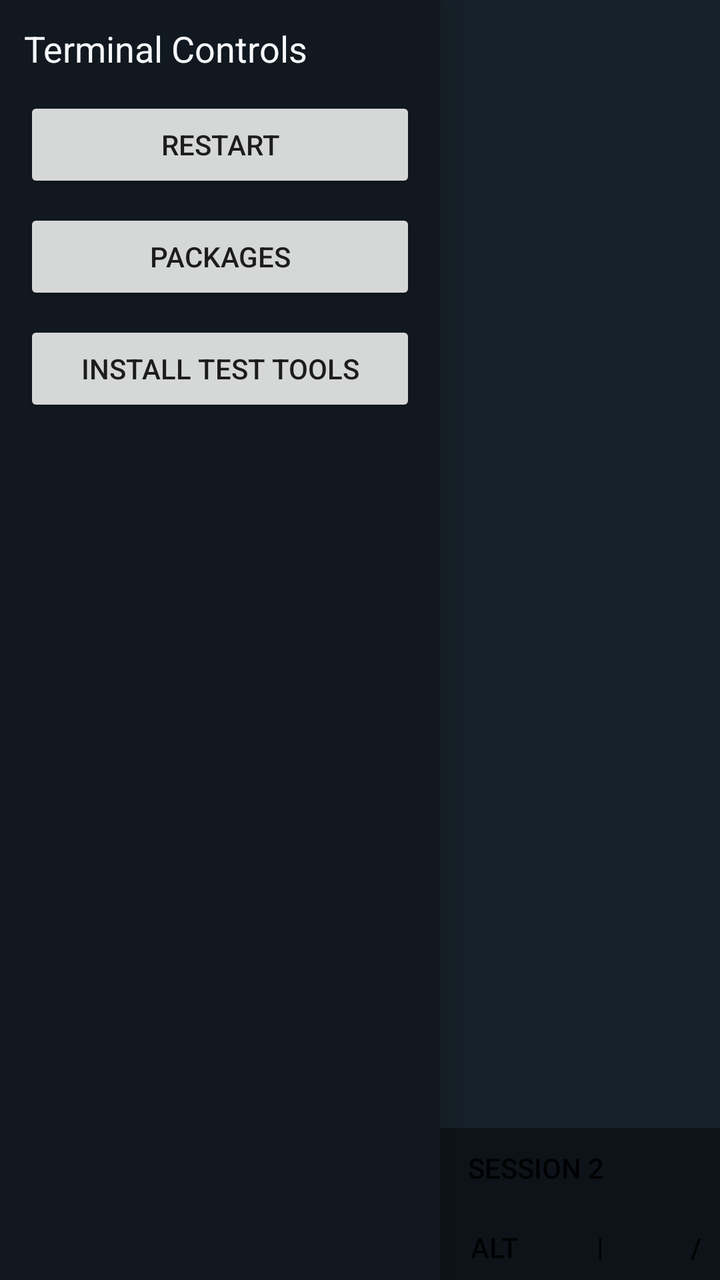
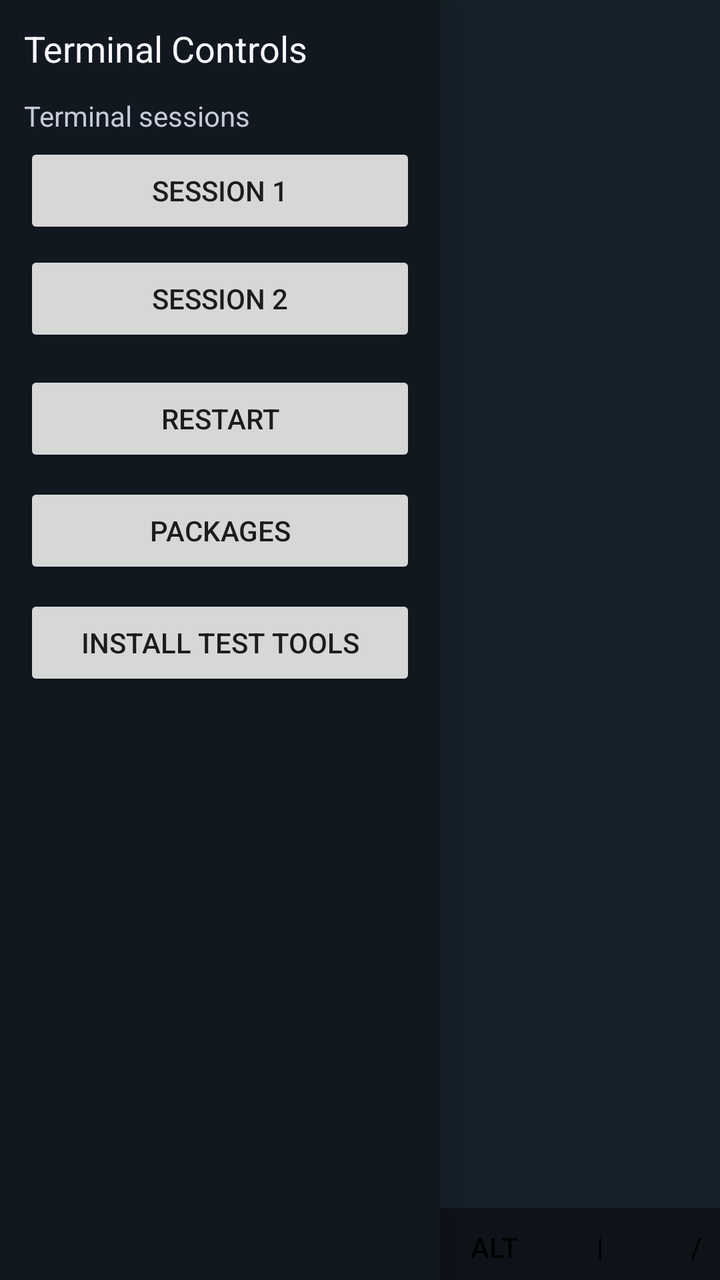

The first picture is an Android layout as it rendered before a commit; the second is the same layout after the commit. The layout source and the unified diff follow.
<!-- AndroidManifest.xml: application theme android:Theme.Material.Light.NoActionBar -->
<!-- res/layout/activity_main.xml -->
<FrameLayout xmlns:android="http://schemas.android.com/apk/res/android"
    android:id="@+id/root_view"
    android:layout_width="match_parent"
    android:layout_height="match_parent"
    android:background="@color/app_shell_root_bg">

    <LinearLayout
        android:id="@+id/product_view"
        android:layout_width="match_parent"
        android:layout_height="match_parent"
        android:orientation="vertical">

        <FrameLayout
            android:id="@+id/product_content_frame"
            android:layout_width="match_parent"
            android:layout_height="0dp"
            android:layout_weight="1">

            <FrameLayout
                android:id="@+id/product_surface_container"
                android:layout_width="match_parent"
                android:layout_height="match_parent"
                android:background="@color/app_shell_surface_bg" />

            <uk.laurencegouws.terminal.scroll.ScrollOverlayView
                android:id="@+id/terminal_scroll_overlay"
                android:layout_width="24dp"
                android:layout_height="match_parent"
                android:layout_gravity="end"
                android:paddingTop="6dp"
                android:paddingBottom="6dp"
                android:visibility="gone" />

            <LinearLayout
                android:id="@+id/product_readiness_blocker"
                android:layout_width="match_parent"
                android:layout_height="match_parent"
                android:background="@color/app_shell_readiness_overlay_bg"
                android:gravity="center"
                android:orientation="vertical"
                android:padding="20dp"
                android:visibility="gone">

                <TextView
                    android:id="@+id/product_readiness_title"
                    android:layout_width="wrap_content"
                    android:layout_height="wrap_content"
                    android:gravity="center"
                    android:text="@string/product_readiness_title_missing"
                    android:textAppearance="@android:style/TextAppearance.Material.Large"
                    android:textColor="@color/app_shell_text_primary" />

                <TextView
                    android:id="@+id/product_readiness_detail"
                    android:layout_width="wrap_content"
                    android:layout_height="wrap_content"
                    android:layout_marginTop="10dp"
                    android:gravity="center"
                    android:text="@string/product_readiness_detail_missing"
                    android:textAppearance="@android:style/TextAppearance.Material.Small"
                    android:textColor="@color/app_shell_text_secondary" />

                <LinearLayout
                    android:layout_width="wrap_content"
                    android:layout_height="wrap_content"
                    android:layout_marginTop="18dp"
                    android:gravity="center"
                    android:orientation="horizontal">

                    <Button
                        android:id="@+id/product_readiness_retry_button"
                        android:layout_width="wrap_content"
                        android:layout_height="wrap_content"
                        android:text="@string/product_readiness_retry" />
                </LinearLayout>
            </LinearLayout>
        </FrameLayout>

        <LinearLayout
            android:id="@+id/product_terminal_tab_strip"
            android:layout_width="match_parent"
            android:layout_height="40dp"
            android:background="@color/app_shell_assist_bar_bg"
            android:gravity="center_vertical"
            android:orientation="horizontal"
            android:paddingStart="4dp"
            android:paddingEnd="4dp">

            <Button
                android:id="@+id/product_terminal_tab_0"
                style="@android:style/Widget.Material.Button.Borderless"
                android:layout_width="0dp"
                android:layout_height="match_parent"
                android:layout_weight="1"
                android:text="@string/product_terminal_tab_0" />

            <Button
                android:id="@+id/product_terminal_tab_1"
                style="@android:style/Widget.Material.Button.Borderless"
                android:layout_width="0dp"
                android:layout_height="match_parent"
                android:layout_weight="1"
                android:text="@string/product_terminal_tab_1" />
        </LinearLayout>

        <HorizontalScrollView
            android:id="@+id/input_assist_scroll"
            android:layout_width="match_parent"
            android:layout_height="36dp"
            android:background="@color/app_shell_assist_bar_bg"
            android:fillViewport="false"
            android:scrollbars="none">

            <LinearLayout
                android:id="@+id/input_assist_bar"
                android:layout_width="wrap_content"
                android:layout_height="match_parent"
                android:gravity="center_vertical"
                android:orientation="horizontal"
                android:paddingStart="4dp"
                android:paddingEnd="4dp">

                <Button
                    android:id="@+id/assist_ime_button"
                    style="@android:style/Widget.Material.Button.Borderless"
                    android:layout_width="wrap_content"
                    android:layout_height="match_parent"
                    android:minWidth="56dp"
                    android:text="@string/assist_ime" />

                <Button
                    android:id="@+id/assist_esc_button"
                    style="@android:style/Widget.Material.Button.Borderless"
                    android:layout_width="wrap_content"
                    android:layout_height="match_parent"
                    android:minWidth="48dp"
                    android:text="@string/assist_esc" />

                <Button
                    android:id="@+id/assist_tab_button"
                    style="@android:style/Widget.Material.Button.Borderless"
                    android:layout_width="wrap_content"
                    android:layout_height="match_parent"
                    android:minWidth="48dp"
                    android:text="@string/assist_tab" />

                <Button
                    android:id="@+id/assist_ctrl_button"
                    style="@android:style/Widget.Material.Button.Borderless"
                    android:layout_width="wrap_content"
                    android:layout_height="match_parent"
                    android:minWidth="58dp"
                    android:text="@string/assist_ctrl" />

                <Button
                    android:id="@+id/assist_alt_button"
                    style="@android:style/Widget.Material.Button.Borderless"
                    android:layout_width="wrap_content"
                    android:layout_height="match_parent"
                    android:minWidth="58dp"
                    android:text="@string/assist_alt" />

                <Button
                    android:id="@+id/assist_pipe_button"
                    style="@android:style/Widget.Material.Button.Borderless"
                    android:layout_width="wrap_content"
                    android:layout_height="match_parent"
                    android:minWidth="48dp"
                    android:text="@string/assist_pipe" />

                <Button
                    android:id="@+id/assist_slash_button"
                    style="@android:style/Widget.Material.Button.Borderless"
                    android:layout_width="wrap_content"
                    android:layout_height="match_parent"
                    android:minWidth="48dp"
                    android:text="@string/assist_slash" />

                <Button
                    android:id="@+id/assist_up_button"
                    style="@android:style/Widget.Material.Button.Borderless"
                    android:layout_width="wrap_content"
                    android:layout_height="match_parent"
                    android:minWidth="48dp"
                    android:text="@string/assist_up" />

                <Button
                    android:id="@+id/assist_down_button"
                    style="@android:style/Widget.Material.Button.Borderless"
                    android:layout_width="wrap_content"
                    android:layout_height="match_parent"
                    android:minWidth="48dp"
                    android:text="@string/assist_down" />

                <Button
                    android:id="@+id/assist_left_button"
                    style="@android:style/Widget.Material.Button.Borderless"
                    android:layout_width="wrap_content"
                    android:layout_height="match_parent"
                    android:minWidth="48dp"
                    android:text="@string/assist_left" />

                <Button
                    android:id="@+id/assist_right_button"
                    style="@android:style/Widget.Material.Button.Borderless"
                    android:layout_width="wrap_content"
                    android:layout_height="match_parent"
                    android:minWidth="48dp"
                    android:text="@string/assist_right" />
            </LinearLayout>
        </HorizontalScrollView>

    </LinearLayout>

    <View
        android:id="@+id/drawer_scrim"
        android:layout_width="match_parent"
        android:layout_height="match_parent"
        android:background="@color/app_shell_scrim"
        android:visibility="gone" />

    <LinearLayout
        android:id="@+id/left_sidebar"
        android:layout_width="220dp"
        android:layout_height="match_parent"
        android:layout_gravity="start"
        android:background="@color/app_shell_sidebar_bg"
        android:elevation="12dp"
        android:orientation="vertical"
        android:padding="12dp">

        <TextView
            android:id="@+id/sidebar_title"
            android:layout_width="match_parent"
            android:layout_height="wrap_content"
            android:paddingBottom="12dp"
            android:text="@string/sidebar_title"
            android:textAppearance="@android:style/TextAppearance.Material.Medium"
            android:textColor="@color/app_shell_text_primary" />

        <Button
            android:id="@+id/sidebar_restart_button"
            android:layout_width="match_parent"
            android:layout_height="wrap_content"
            android:text="@string/shell_restart_short" />

        <Button
            android:id="@+id/sidebar_packages_button"
            android:layout_width="match_parent"
            android:layout_height="wrap_content"
            android:layout_marginTop="8dp"
            android:text="@string/sidebar_packages" />

        <Button
            android:id="@+id/sidebar_install_test_tools_button"
            android:layout_width="match_parent"
            android:layout_height="wrap_content"
            android:layout_marginTop="8dp"
            android:text="@string/sidebar_install_test_tools" />
    </LinearLayout>

    <View
        android:id="@+id/left_edge_swipe_hotspot"
        android:layout_width="20dp"
        android:layout_height="match_parent"
        android:layout_gravity="start"
        android:background="@color/app_shell_hotspot_bg" />

</FrameLayout>
<!-- resources referenced by this layout -->
<resources>
  <color name="app_shell_assist_bar_bg">#0d1319</color>
  <color name="app_shell_hotspot_bg">#00000000</color>
  <color name="app_shell_readiness_overlay_bg">#cc10161d</color>
  <color name="app_shell_root_bg">#10161d</color>
  <color name="app_shell_scrim">#66000000</color>
  <color name="app_shell_sidebar_bg">#111820</color>
  <color name="app_shell_surface_bg">#162028</color>
  <color name="app_shell_text_primary">#f5f7fa</color>
  <color name="app_shell_text_secondary">#c2ccd6</color>
  <string name="assist_alt">Alt</string>
  <string name="assist_ctrl">Ctrl</string>
  <string name="assist_down">Down</string>
  <string name="assist_esc">Esc</string>
  <string name="assist_ime">IME</string>
  <string name="assist_left">Left</string>
  <string name="assist_pipe">|</string>
  <string name="assist_right">Right</string>
  <string name="assist_slash">/</string>
  <string name="assist_tab">Tab</string>
  <string name="assist_up">Up</string>
  <string name="product_readiness_detail_missing">Stage the Android dev prefix before launching the product shell.</string>
  <string name="product_readiness_retry">Retry</string>
  <string name="product_readiness_title_missing">Userland Not Staged</string>
  <string name="product_terminal_tab_0">Session 1</string>
  <string name="product_terminal_tab_1">Session 2</string>
  <string name="shell_restart_short">Restart</string>
  <string name="sidebar_install_test_tools">Install test tools</string>
  <string name="sidebar_packages">Packages</string>
  <string name="sidebar_title">Terminal Controls</string>
</resources>

<!-- the commit's change to res/layout/activity_main.xml (unified diff, before → after) -->
@@ -76,33 +76,6 @@
             </LinearLayout>
         </FrameLayout>
 
-        <LinearLayout
-            android:id="@+id/product_terminal_tab_strip"
-            android:layout_width="match_parent"
-            android:layout_height="40dp"
-            android:background="@color/app_shell_assist_bar_bg"
-            android:gravity="center_vertical"
-            android:orientation="horizontal"
-            android:paddingStart="4dp"
-            android:paddingEnd="4dp">
-
-            <Button
-                android:id="@+id/product_terminal_tab_0"
-                style="@android:style/Widget.Material.Button.Borderless"
-                android:layout_width="0dp"
-                android:layout_height="match_parent"
-                android:layout_weight="1"
-                android:text="@string/product_terminal_tab_0" />
-
-            <Button
-                android:id="@+id/product_terminal_tab_1"
-                style="@android:style/Widget.Material.Button.Borderless"
-                android:layout_width="0dp"
-                android:layout_height="match_parent"
-                android:layout_weight="1"
-                android:text="@string/product_terminal_tab_1" />
-        </LinearLayout>
-
         <HorizontalScrollView
             android:id="@+id/input_assist_scroll"
             android:layout_width="match_parent"
@@ -238,10 +211,33 @@
             android:textAppearance="@android:style/TextAppearance.Material.Medium"
             android:textColor="@color/app_shell_text_primary" />
 
+        <TextView
+            android:id="@+id/sidebar_terminal_sessions_label"
+            android:layout_width="match_parent"
+            android:layout_height="wrap_content"
+            android:paddingBottom="4dp"
+            android:text="@string/sidebar_terminal_sessions"
+            android:textAppearance="@android:style/TextAppearance.Material.Small"
+            android:textColor="@color/app_shell_text_secondary" />
+
+        <Button
+            android:id="@+id/product_terminal_tab_0"
+            android:layout_width="match_parent"
+            android:layout_height="wrap_content"
+            android:text="@string/product_terminal_tab_0" />
+
+        <Button
+            android:id="@+id/product_terminal_tab_1"
+            android:layout_width="match_parent"
+            android:layout_height="wrap_content"
+            android:layout_marginTop="6dp"
+            android:text="@string/product_terminal_tab_1" />
+
         <Button
             android:id="@+id/sidebar_restart_button"
             android:layout_width="match_parent"
             android:layout_height="wrap_content"
+            android:layout_marginTop="12dp"
             android:text="@string/shell_restart_short" />
 
         <Button
<!-- resource entries referenced after the edit -->
@@ -28,6 +28,7 @@
   <string name="shell_restart_short">Restart</string>
   <string name="sidebar_install_test_tools">Install test tools</string>
   <string name="sidebar_packages">Packages</string>
+  <string name="sidebar_terminal_sessions">Terminal sessions</string>
   <string name="sidebar_title">Terminal Controls</string>
 </resources>
 
